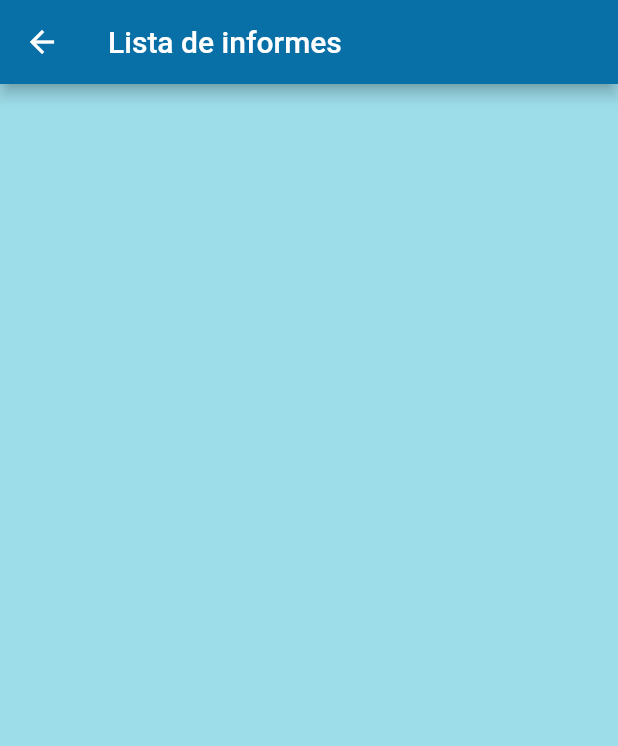
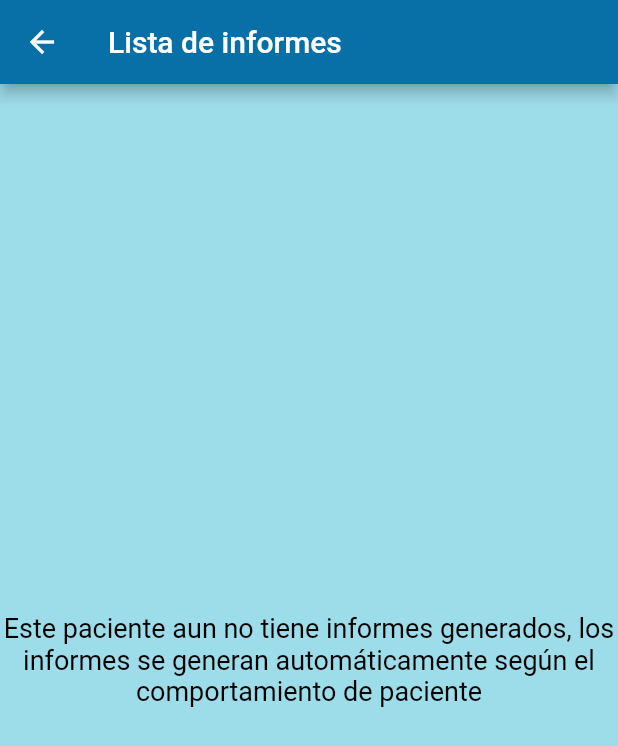
Before and after one commit to Dlondono/mediminder, a Flutter app: the listaInformes screen opened directly, on a phone screen of 412 x 824 dp. Shown: the top 746 px of the screen. Run offline on Flutter 3.47's test engine with Material 2 defaults, Android fonts, the phone set to English and light mode, and no system bars; our stand-ins replace cloud_firestore, firebase_auth, firebase_core, firebase_messaging, flutter_local_notifications, flutter_native_timezone and 3 more; accounts and stored records are empty.

Commit message:
lista de informes vacia y boton registro

```diff
--- a/lib/screens/authenticate/register.dart
+++ b/lib/screens/authenticate/register.dart
@@ -76,7 +76,7 @@ class _RegisterState extends State<Register> {
                   style: ButtonStyle(
                     backgroundColor: MaterialStateProperty.all(Color.fromRGBO(9, 111, 167, 50)),
                   ),
-                  child: Text("Agregar",
+                  child: Text("Registrarse",
                     style: TextStyle(color: Colors.white,fontSize: 16),
                   ),
                   onPressed: () async{
--- a/lib/screens/home/listaInformes.dart
+++ b/lib/screens/home/listaInformes.dart
@@ -34,25 +34,56 @@ class _listaInformesState extends State<listaInformes> {
     super.initState();
     getInformes();
   }
+  Widget numeroInformes(){
+    if (informes != null) {
+      if (informes.length == 0) {
+        setState(() {
+          loading = false;
+        });
+        return loading ? Loading() : Scaffold(
+          backgroundColor: Color.fromRGBO(157, 221, 234, 50),
+          body: Container(
+            decoration: BoxDecoration(color: Color.fromRGBO(157, 221, 234, 50)),
+            child: Center(
+              child: Container(
+                child: Text(
+                  "Este paciente aun no tiene informes generados, "
+                      "los informes se generan automáticamente "
+                      "según el comportamiento de paciente",
+                  style: TextStyle(fontSize: 18, color: Colors.black),
+                  textAlign: TextAlign.center,
+                ),
+              ),
+            ),
+          ),
+        );
+      } else {
+        return  Container(
+          decoration: BoxDecoration(color: Color.fromRGBO(157, 221, 234, 50)),
+          child: ListView.builder(
+              itemCount: informes.length,
+              itemBuilder: (context,index){
+                return InformeDiseno(informe: informes[index]);
+              }
+          ),
+        );
+    }
+    }else{
+      setState(() {
+        loading=true;
+      });
+      return Loading();
+    }
+  }
   @override
   Widget build(BuildContext context) {
     return loading? Loading(): Scaffold(
       appBar: AppBar(
         title: Text("Lista de informes"),
         backgroundColor: Color.fromRGBO(9, 111, 167, 50),
-        actions: <Widget>[
 
-        ],
       ),
-      body: Container(
-        decoration: BoxDecoration(color: Color.fromRGBO(157, 221, 234, 50)),
-        child: ListView.builder(
-          itemCount: informes.length,
-          itemBuilder: (context,index){
-            return InformeDiseno(informe: informes[index]);
-          }
-        ),
-      ),
+      body: numeroInformes(),
     );
   }
 }
```
